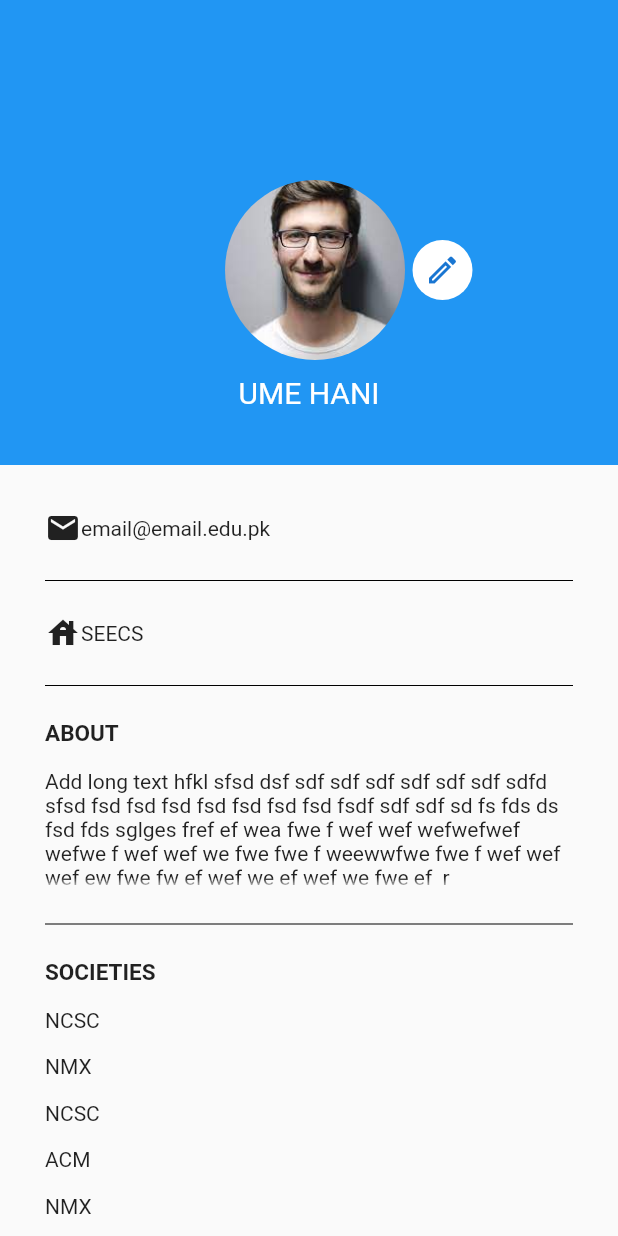
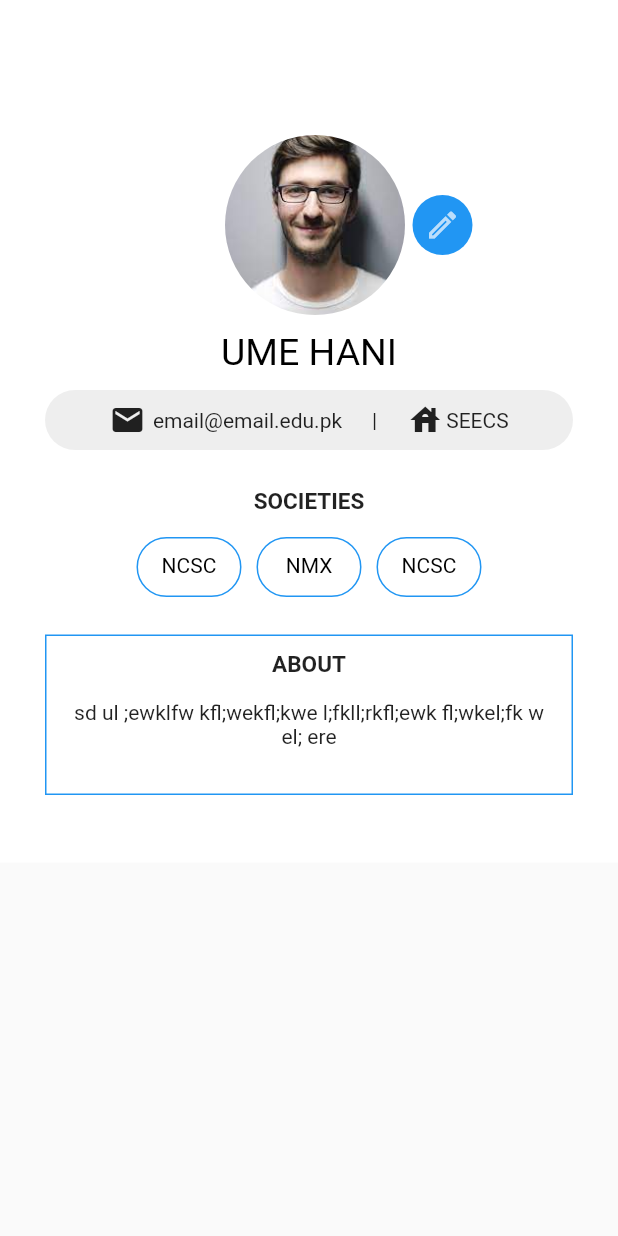
Before and after one commit to blink616/event_management_app, a Flutter app: the ProfilePage screen opened directly, on a phone screen of 412 x 824 dp. Run offline on Flutter 3.47's test engine with Material 2 defaults, Android fonts, the phone set to English and light mode, and no system bars; our stand-ins replace cloud_firestore, firebase_auth, firebase_core, fluttertoast, material_design_icons_flutter; missing offline and left inert: cloud_firestore_web, firebase_auth_web, firebase_core_web; accounts and stored records are empty; Roboto replaces fonts that are missing (JosefinSans).

Commit message:
Add files via upload

```diff
--- a/lib/screens/ProfilePage.dart
+++ b/lib/screens/ProfilePage.dart
@@ -10,26 +10,35 @@ class ProfilePage extends StatefulWidget {
 }
 
 class ProfilePageState extends State<ProfilePage> {
-
   //variables
   var name = 'UME HANI';
   var email = 'email@email.edu.pk';
   var dept = 'SEECS';
-  var about = 'Add long text hfkl sfsd dsf sdf sdf sdf sdf sdf sdf sdfd sfsd fsd fsd fsd fsd fsd fsd fsd fsdf sdf sdf sd fs fds ds fsd fds sglges fref ef wea fwe f wef wef wefwefwef wefwe f wef wef we fwe fwe f weewwfwe fwe f wef wef wef ew fwe fw ef wef we ef wef we fwe ef  r fl;flew;gwjgkewrjkge jrgk erkew lfkwel ;kfl;wekfl ;ewklfw kfl;wekfl;kwe l;fkll;rkfl;ewk fl;wkel;fk w el; ere';
+  var about =
+      'sd ul ;ewklfw kfl;wekfl;kwe l;fkll;rkfl;ewk fl;wkel;fk w el; ere';
 
   //function to create societies row
   Widget _buildRow(String sname) {
-    return Column(
-      children: <Widget>[
-        Row(
-          children: <Widget>[
-            Flexible(
-              child: Text(sname),
+    return Container(
+      height: 40,
+      width: 70,
+      decoration: BoxDecoration(
+        color: Colors.white,
+        border: Border.all(
+          color: Colors.blue,
+          width: 1,
         ),
-          ],
+        borderRadius: BorderRadius.all(
+          Radius.circular(50.0),
         ),
-        const SizedBox(height: 15),
-      ],
+      ),
+      padding: EdgeInsets.all(10),
+      margin: EdgeInsets.all(0),
+      child: Text(
+        sname,
+        textAlign: TextAlign.center,
+        style: TextStyle(color: Colors.black),
+      ),
     );
   }
 
@@ -48,13 +57,14 @@ class ProfilePageState extends State<ProfilePage> {
     return Scaffold(
       body: SingleChildScrollView(
         child: Column(
+          crossAxisAlignment: CrossAxisAlignment.center,
           children: <Widget>[
             Container(
-              height: 310,
-              color: Colors.blue[500],
+              height: 250,
+              color: Colors.white,
               child: Column(
                 children: <Widget>[
-                  const SizedBox(height: 120),
+                  const SizedBox(height: 90),
                   Row(
                     children: <Widget>[
                       const SizedBox(width: 150),
@@ -67,11 +77,11 @@ class ProfilePageState extends State<ProfilePage> {
                       const SizedBox(width: 5),
                       CircleAvatar(
                         radius: 20.0,
-                        backgroundColor: Colors.white,
+                        backgroundColor: Colors.blue,
                         child: IconButton(
                           icon: const Icon(Icons.edit_outlined),
                           onPressed: editPageFunction,
-                          tooltip: 'Saved Suggestions',
+                          tooltip: 'edit Page',
                         ),
                       ),
                     ],
@@ -79,54 +89,103 @@ class ProfilePageState extends State<ProfilePage> {
                   const SizedBox(height: 10),
                   Text(
                     name,
-                    style: const TextStyle(fontSize: 20, color: Colors.white),
+                    style: const TextStyle(fontSize: 25, color: Colors.black),
                   ),
                 ],
               ),
             ),
-            Padding(
-              padding: const EdgeInsets.fromLTRB(30, 0, 30, 0),
-              child: Container(
-                //color: Colors.white,
+            //const SizedBox(height: 15),
+            Container(
+              padding: const EdgeInsets.only(
+                  top: 10, left: 30, right: 30, bottom: 30),
+              //height: 375,
+              color: Colors.white,
               child: Column(
                 crossAxisAlignment: CrossAxisAlignment.center,
                 children: <Widget>[
-                    const SizedBox(height: 30),
-                    Row(
+                  Container(
+                    height: 40,
+
+                    //color: Colors.grey[200],
+                    child: Container(
+                      height: 50,
+                      decoration: BoxDecoration(
+                        color: Colors.grey[200],
+                        borderRadius: BorderRadius.all(
+                          Radius.circular(50.0),
+                        ),
+                      ),
+                      //color: Colors.grey[200],
+                      //color: Colors.white,
+                      child: Row(
+                        mainAxisAlignment: MainAxisAlignment.center,
                         children: <Widget>[
                           const Icon(
                             Icons.email,
                           ),
+                          SizedBox(width: 5),
                           Text(email),
-                      ],
-                    ),
-                    const SizedBox(height: 15),
-                    const Divider(color: Colors.black),
-                    const SizedBox(height: 15),
-                    Row(
-                      children: <Widget>[
+                          SizedBox(width: 20),
+                          Text("|"),
+                          SizedBox(width: 20),
                           const Icon(
                             Icons.house,
                           ),
+                          SizedBox(width: 2),
                           Text(dept),
                         ],
                       ),
+                    ),
+                  ),
                   const SizedBox(height: 15),
-                    const Divider(color: Colors.black),
+                  // const SizedBox(height: 15),
+                  Container(
+                    padding: const EdgeInsets.all(10),
+                    //height: 100,
+                    width: double.infinity,
+                    color: Colors.white,
+                    child: Column(
+                      children: <Widget>[
+                        Text('SOCIETIES',
+                            style: TextStyle(
+                                fontSize: 15, fontWeight: FontWeight.bold)),
                         const SizedBox(height: 15),
-                    Row(
-                      children: const <Widget>[
+                        Wrap(
+                          spacing: 10.0,
+                          runSpacing: 20.0,
+                          children: <Widget>[
+                            _buildRow('NCSC'),
+                            _buildRow('NMX'),
+                            _buildRow('NCSC'),
+                          ],
+                        ),
+                      ],
+                    ),
+                  ),
+                  const SizedBox(height: 15),
+                  Container(
+                    decoration: BoxDecoration(
+                      border: Border.all(
+                        color: Colors.blue,
+                        width: 1,
+                      ),
+                      color: Colors.white,
+
+                    ),
+                    padding: const EdgeInsets.only(
+                        top: 10, right: 15, left: 15, bottom: 30),
+                    child: Column(
+                      children: <Widget>[
                         Text('ABOUT',
                             style: TextStyle(
                                 fontSize: 15, fontWeight: FontWeight.bold)),
-                      ],
-                    ),
                         const SizedBox(height: 15),
                         Row(
                           children: <Widget>[
                             Flexible(
                               child: Text(
                                 about,
+                                textAlign: TextAlign.center,
                                 maxLines: 5,
                                 softWrap: true,
                                 overflow: TextOverflow.fade,
@@ -134,28 +193,12 @@ class ProfilePageState extends State<ProfilePage> {
                             ),
                           ],
                         ),
-                    const SizedBox(height: 15),
-                    const Divider(color: Colors.black),
-                    const SizedBox(height: 15),
-                    Row(
-                      children: const <Widget>[
-                        Text("SOCIETIES",
-                            style: TextStyle(
-                                fontSize: 15, fontWeight: FontWeight.bold)),
                       ],
                     ),
-                    const SizedBox(height: 15),
-                    _buildRow('NCSC'),
-                    _buildRow('NMX'),
-                    _buildRow('NCSC'),
-                    _buildRow('ACM'),
-                    _buildRow('NMX'),
-                    _buildRow('NCSC'),
-                    _buildRow('ACM'),
-                    const Divider(color: Colors.black),
+                  ),
+
                   const SizedBox(height: 15),
                 ],
-                ),
               ),
             ),
           ],
```
Also changed, not shown: lib/screens/Events.dart (+30 -27 lines), lib/screens/ExploreEvents.dart (+5 -3 lines), lib/screens/editPage.dart (+8 -9 lines), lib/screens/registration_screen.dart (+30 -26 lines), lib/screens/society.dart (+11 -6 lines), lib/screens/EventPage.dart (indentation only). Lines whose indentation alone changed are shown as unchanged.
